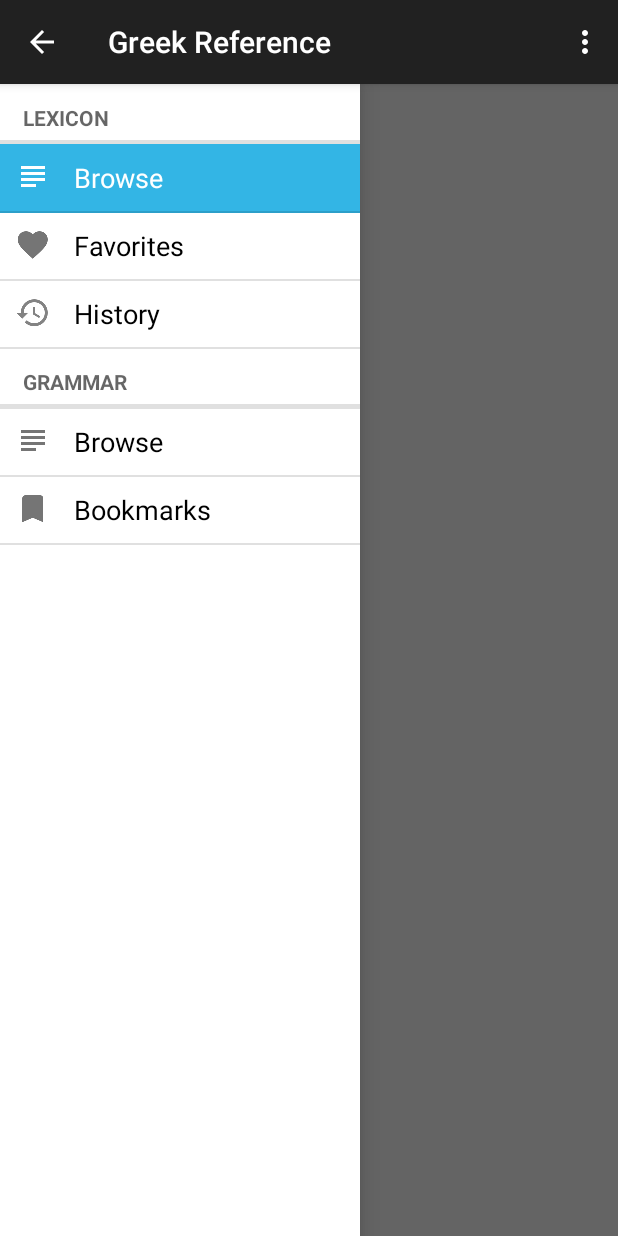
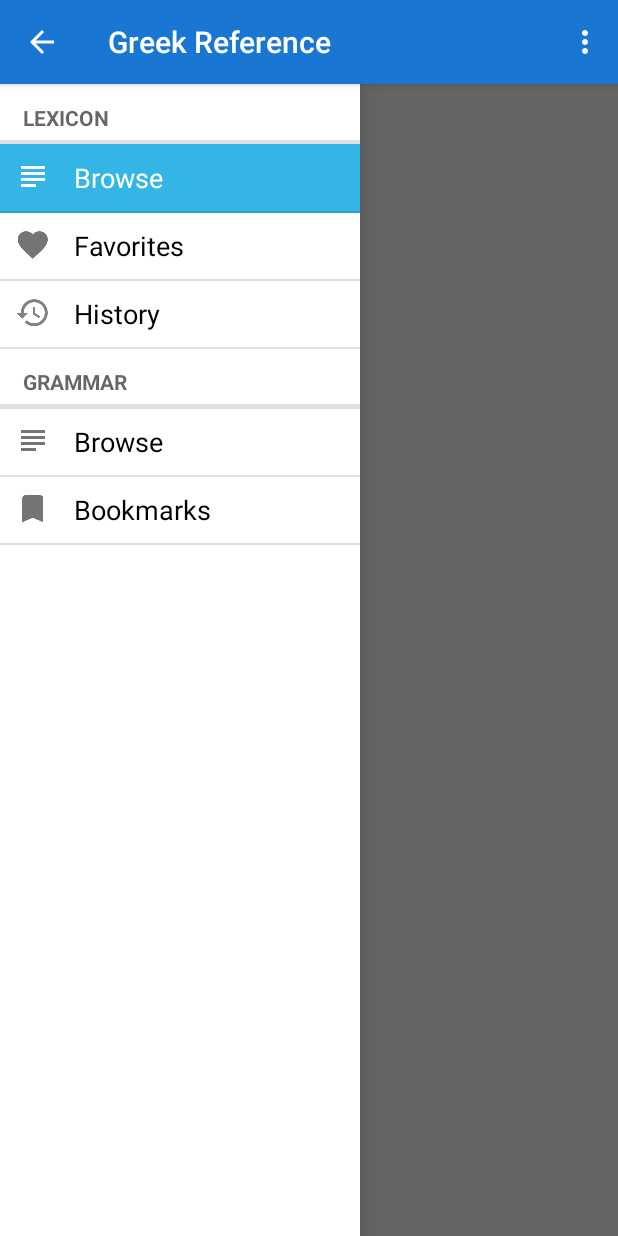
Before and after one commit to blinskey/greek-reference, an Android app: the screen it shows after launch (MainActivity), on a phone screen of 412 x 824 dp. Run offline under Robolectric (Android 15) with nearby library versions, the phone set to English and light mode, and no system bars; 2 statements that could not run were skipped.

Commit message:
Change color palette
Adds a new color palette based on the Material Design guidelines and
defines colors in a new XML file.

```diff
--- a/GreekReference/src/main/res/values/styles.xml
+++ b/GreekReference/src/main/res/values/styles.xml
@@ -2,8 +2,8 @@
 
     <!-- Base application theme. -->
     <style name="AppTheme" parent="Theme.AppCompat.Light.DarkActionBar">
-        <item name="colorPrimary">#212121</item>
-        <item name="colorAccent">#2196F3</item>
+        <item name="colorPrimary">@color/blue_accent_dark</item>
+        <item name="colorAccent">@color/color_blue_primary</item>
         <item name="android:textAppearanceMedium">@style/TextAppearanceDark</item>
     </style>
 
```
Also changed, not shown: GreekReference/src/main/res/values/theme_colors_blue.xml (added, +23 -0 lines).
